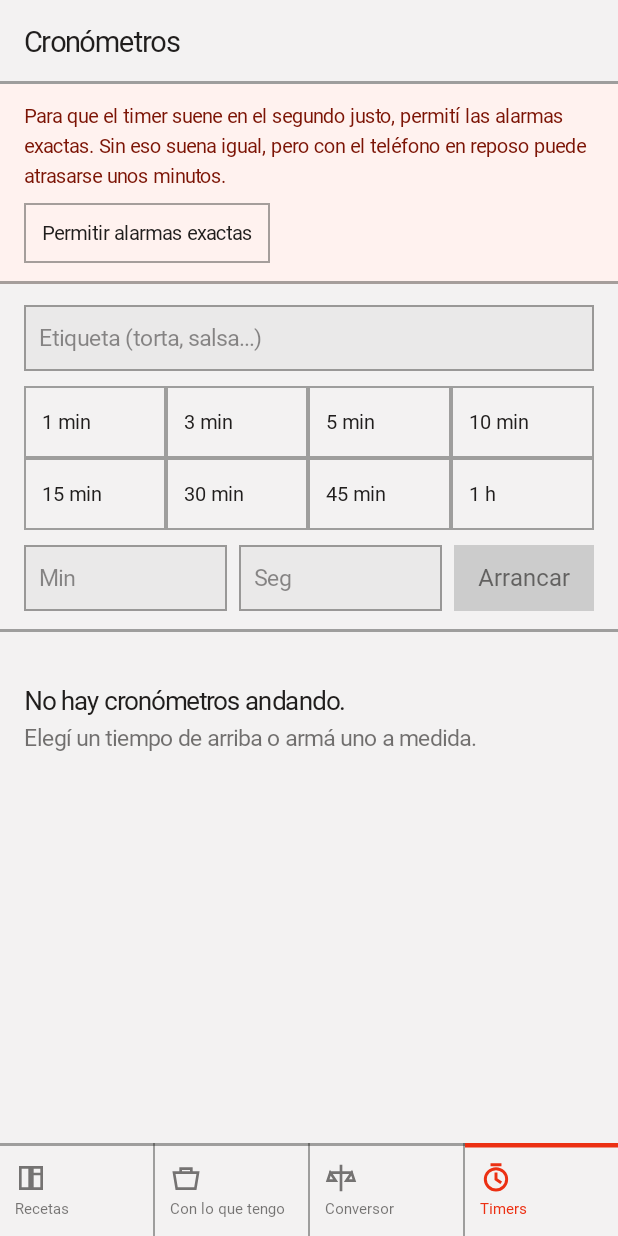
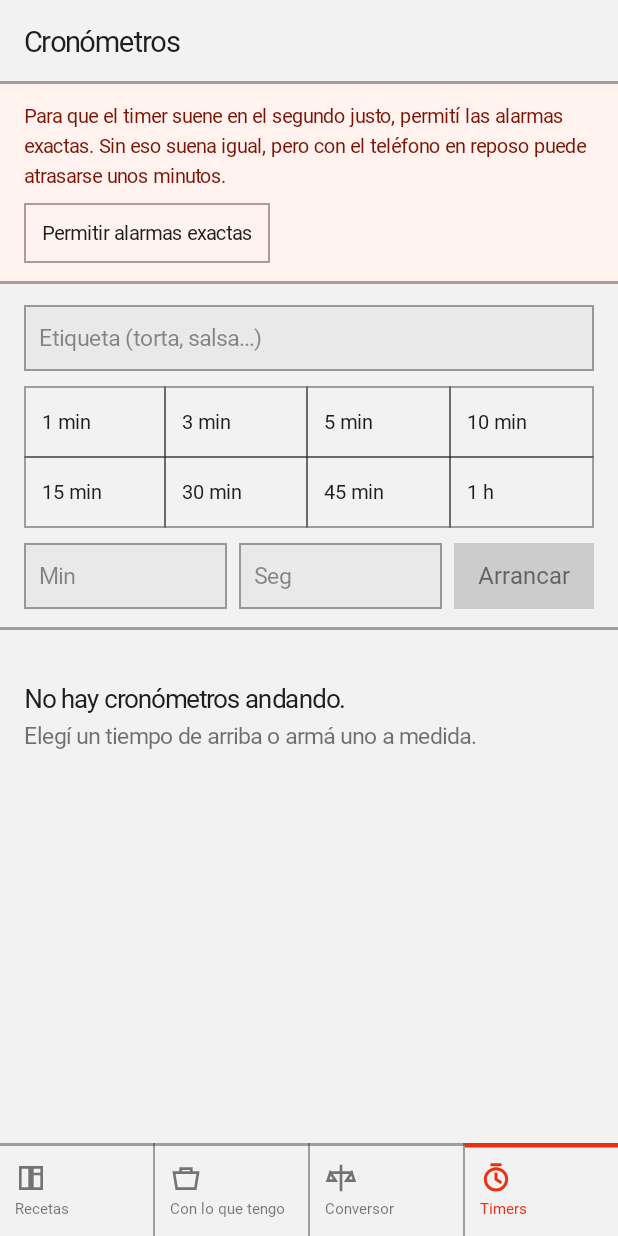
Before and after one commit to hsosa09/recetario-criollo, an Android app built with Jetpack Compose: the screen it shows after launch (MainActivity), item 4 of the bottom bar chosen, on a phone screen of 412 x 824 dp. Run offline under Robolectric (Android 15) with nearby library versions, the phone set to English and light mode, and no system bars; our stand-ins replace Room's generated code; Roboto replaces fonts that are not available here.

Commit message:
Timers: casilleros contiguos sin filetes dobles ni textos cortados
Los atajos y las acciones de cada cronómetro sumaban dos bordes entre
botones vecinos y «Otra vez» se partía en dos líneas. Modifier.contiguo
hace que cada casillero pise el filete del anterior sin correr el borde
final; los botones centrados usan menos margen y el texto no se parte.

Co-Authored-By: Claude Opus 5 <noreply@anthropic.com>
Claude-Session: https://claude.ai/code/session_01TyGpTHc5yTgKAmmcxYg2rC

```diff
--- a/app/src/main/java/uy/horacio/recetariocriollo/ui/componentes/Comunes.kt
+++ b/app/src/main/java/uy/horacio/recetariocriollo/ui/componentes/Comunes.kt
@@ -38,6 +38,7 @@ import androidx.compose.runtime.setValue
 import androidx.compose.ui.Alignment
 import androidx.compose.ui.Modifier
 import androidx.compose.ui.draw.drawBehind
+import androidx.compose.ui.layout.layout
 import androidx.compose.ui.geometry.Offset
 import androidx.compose.ui.graphics.Color
 import androidx.compose.ui.graphics.SolidColor
@@ -48,6 +49,7 @@ import androidx.compose.ui.semantics.semantics
 import androidx.compose.ui.text.TextStyle
 import androidx.compose.ui.text.style.TextOverflow
 import androidx.compose.ui.unit.Dp
+import androidx.compose.ui.unit.offset
 import androidx.compose.ui.unit.dp
 import androidx.compose.ui.unit.sp
 import uy.horacio.recetariocriollo.ui.theme.RecetarioTema
@@ -268,16 +270,40 @@ fun BotonSecundario(
             .heightIn(min = alto)
             .border(1.dp, colores.outline)
             .clickable(enabled = habilitado, role = Role.Button, onClick = alTocar)
-            .padding(horizontal = 12.dp),
+            .padding(horizontal = if (centrado) 4.dp else 12.dp),
         verticalAlignment = Alignment.CenterVertically,
         horizontalArrangement = if (centrado) Arrangement.spacedBy(6.dp, Alignment.CenterHorizontally)
         else Arrangement.spacedBy(6.dp)
     ) {
         val tinta = if (habilitado) colores.onBackground else colores.onSurfaceVariant.copy(alpha = 0.4f)
         if (icono != null) Icon(icono, contentDescription = null, tint = tinta, modifier = Modifier.size(15.dp))
-        Text(text = texto, style = MaterialTheme.typography.labelMedium.copy(fontSize = 13.sp), color = tinta)
+        Text(
+            text = texto,
+            style = MaterialTheme.typography.labelMedium.copy(fontSize = 13.sp),
+            color = tinta,
+            maxLines = 1,
+            overflow = TextOverflow.Ellipsis
+        )
     }
 }
+
+/**
+ * Casilleros contiguos: a partir del segundo, cada uno se estira 1 dp hacia atras y pisa
+ * el filete del anterior, asi entre dos queda una sola linea y el borde final no se corre.
+ */
+fun Modifier.contiguo(indice: Int, vertical: Boolean = false): Modifier =
+    if (indice == 0) this else layout { medible, restricciones ->
+        val extra = 1.dp.roundToPx()
+        // offset respeta las restricciones infinitas (una fila dentro de un LazyColumn).
+        val medido = medible.measure(
+            if (vertical) restricciones.offset(vertical = extra) else restricciones.offset(horizontal = extra)
+        )
+        val ancho = if (vertical) medido.width else medido.width - extra
+        val alto = if (vertical) medido.height - extra else medido.height
+        layout(ancho, alto) {
+            medido.place(if (vertical) 0 else -extra, if (vertical) -extra else 0)
+        }
+    }
 
 /** Accion de texto en color acento, sin caja. */
 @Composable
--- a/app/src/main/java/uy/horacio/recetariocriollo/ui/cronometro/CronometrosPantalla.kt
+++ b/app/src/main/java/uy/horacio/recetariocriollo/ui/cronometro/CronometrosPantalla.kt
@@ -49,6 +49,7 @@ import uy.horacio.recetariocriollo.ui.componentes.CampoTexto
 import uy.horacio.recetariocriollo.ui.componentes.EstadoVacio
 import uy.horacio.recetariocriollo.ui.componentes.MARGEN
 import uy.horacio.recetariocriollo.ui.componentes.TextoTenue
+import uy.horacio.recetariocriollo.ui.componentes.contiguo
 import uy.horacio.recetariocriollo.ui.componentes.fileteAbajo
 import uy.horacio.recetariocriollo.ui.theme.RecetarioTema
 
@@ -141,9 +142,9 @@ fun CronometrosPantalla(
                         modifier = Modifier.padding(bottom = 10.dp)
                     )
                     // Atajos en grilla de 4 por fila, casilleros contiguos.
-                    GestorCronometros.ATAJOS_SEGUNDOS.chunked(4).forEach { fila ->
-                        Row(modifier = Modifier.fillMaxWidth()) {
-                            fila.forEach { atajo ->
+                    GestorCronometros.ATAJOS_SEGUNDOS.chunked(4).forEachIndexed { numeroFila, fila ->
+                        Row(modifier = Modifier.fillMaxWidth().contiguo(numeroFila, vertical = true)) {
+                            fila.forEachIndexed { columna, atajo ->
                                 BotonSecundario(
                                     texto = if (atajo >= 3600) stringResource(R.string.timers_atajo_hora)
                                     else stringResource(R.string.timers_atajo_minutos, atajo / 60),
@@ -152,7 +153,7 @@ fun CronometrosPantalla(
                                         etiqueta = ""
                                     },
                                     alto = 48.dp,
-                                    modifier = Modifier.weight(1f)
+                                    modifier = Modifier.weight(1f).contiguo(columna)
                                 )
                             }
                         }
@@ -274,18 +275,20 @@ private fun FilaCronometro(
             modifier = Modifier.padding(bottom = 10.dp)
         )
         Row(modifier = Modifier.fillMaxWidth()) {
-            val modificador = Modifier.weight(1f)
-            when (cronometro.estado) {
-                EstadoCronometro.CORRIENDO -> AccionCronometro(stringResource(R.string.timers_pausar), alPausar, modificador)
-                EstadoCronometro.PAUSADO -> AccionCronometro(stringResource(R.string.timers_reanudar), alReanudar, modificador)
-                EstadoCronometro.TERMINADO -> AccionCronometro(stringResource(R.string.timers_reiniciar), alReiniciar, modificador)
+            val acciones = buildList {
+                when (cronometro.estado) {
+                    EstadoCronometro.CORRIENDO -> add(stringResource(R.string.timers_pausar) to alPausar)
+                    EstadoCronometro.PAUSADO -> add(stringResource(R.string.timers_reanudar) to alReanudar)
+                    EstadoCronometro.TERMINADO -> Unit
+                }
+                add(stringResource(R.string.timers_reiniciar) to alReiniciar)
+                add(stringResource(R.string.timers_menos_minuto) to { alAjustar(-60) })
+                add(stringResource(R.string.timers_mas_minuto) to { alAjustar(60) })
+                add(stringResource(R.string.timers_quitar) to alQuitar)
             }
-            if (!terminado) {
-                AccionCronometro(stringResource(R.string.timers_reiniciar), alReiniciar, modificador)
+            acciones.forEachIndexed { indice, (texto, accion) ->
+                AccionCronometro(texto, accion, Modifier.weight(1f).contiguo(indice))
             }
-            AccionCronometro(stringResource(R.string.timers_menos_minuto), { alAjustar(-60) }, modificador)
-            AccionCronometro(stringResource(R.string.timers_mas_minuto), { alAjustar(60) }, modificador)
-            AccionCronometro(stringResource(R.string.timers_quitar), alQuitar, modificador)
         }
     }
 }
```
